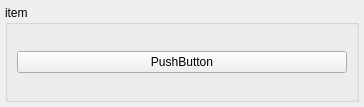
Above: formitem.ui from ruoxianSun/nestpp before the change. Below: the same form after it.
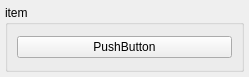
That is the form after the change.

```diff
--- a/formitem.ui
+++ b/formitem.ui
@@ -6,8 +6,8 @@
    <rect>
     <x>0</x>
     <y>0</y>
-    <width>364</width>
-    <height>107</height>
+    <width>249</width>
+    <height>77</height>
    </rect>
   </property>
   <property name="minimumSize">
```
